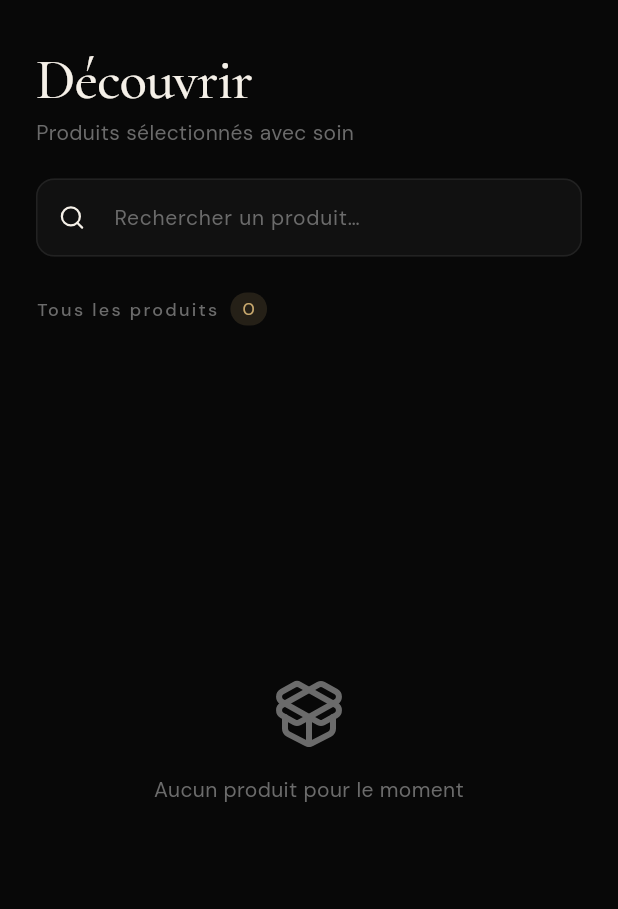
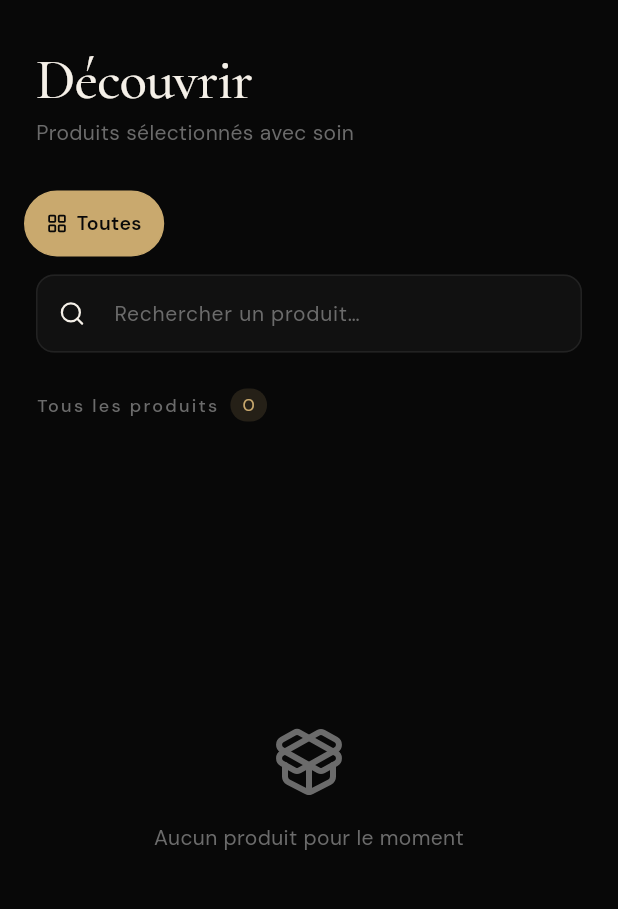
Before and after one commit to tudotuto1/oriva-app-client, a Flutter app: the HomePage screen opened directly, on a phone screen of 412 x 824 dp, the part 96-1005 px from its top. Run offline on Flutter 3.47's test engine with Material 3 defaults, Android fonts, the phone set to English and light mode, and no system bars; our stand-ins replace cached_network_image, carousel_slider, flutter_dotenv, flutter_riverpod, go_router, google_fonts and 2 more; accounts and stored records are empty.

Commit message:
feat(2.7.3): catégories chips + recherche debounced + image zoom
A. Catégories
- Category model + categoriesProvider (FutureProvider sur categories WHERE is_active)
- selectedCategoryIdProvider (StateProvider<String?>)
- CategoryChipsBar horizontal: chip "Toutes" + chips dorés animés
- Mapping iconName → LucideIcons (lucide_icons_flutter, home → house)
- Haptic selectionClick au tap chip

B. Recherche
- searchQueryProvider (StateProvider<String>)
- Timer? _searchDebounce 250ms, cancelé en dispose
- HomePage convertie en ConsumerStatefulWidget pour ref.watch
- Filtre client-side combiné: category_id ET (title|description) contient query
- État vide avec bouton "Effacer les filtres" si query/cat actif

C. Image zoom
- ImageZoomPage: PageView + InteractiveViewer (1.0–4.0) plein écran
- PageController disposé proprement (passé au stateful)
- product_detail PageView: GestureDetector ENGLOBE le Hero existant
  (pas d'imbrication Hero) → tap ouvre zoom plein écran

0 modif DB / RPC / RLS / Edge Functions (RLS public categories suffit).
0 nouveau package externe.
Tous les controllers / Timer disposés.

```diff
--- /dev/null
+++ b/oriva-app-client/lib/features/categories/category_providers.dart
@@ -0,0 +1,17 @@
+import 'package:flutter_riverpod/flutter_riverpod.dart';
+import 'package:supabase_flutter/supabase_flutter.dart';
+import 'category_models.dart';
+
+final categoriesProvider =
+    FutureProvider<List<Category>>((ref) async {
+  final response = await Supabase.instance.client
+      .from('categories')
+      .select('id, slug, name_fr, icon_name, display_order')
+      .eq('is_active', true)
+      .order('display_order', ascending: true);
+  return (response as List)
+      .map((e) => Category.fromJson(e as Map<String, dynamic>))
+      .toList();
+});
+
+final selectedCategoryIdProvider = StateProvider<String?>((_) => null);
--- /dev/null
+++ b/oriva-app-client/lib/features/categories/widgets/category_chips.dart
@@ -0,0 +1,138 @@
+import 'package:flutter/material.dart';
+import 'package:flutter/services.dart';
+import 'package:flutter_riverpod/flutter_riverpod.dart';
+import 'package:lucide_icons_flutter/lucide_icons.dart';
+import '../category_providers.dart';
+
+class CategoryChipsBar extends ConsumerWidget {
+  const CategoryChipsBar({super.key});
+
+  @override
+  Widget build(BuildContext context, WidgetRef ref) {
+    final asyncCats = ref.watch(categoriesProvider);
+    final selectedId = ref.watch(selectedCategoryIdProvider);
+
+    return SizedBox(
+      height: 44,
+      child: asyncCats.when(
+        loading: () => const SizedBox.shrink(),
+        error: (_, __) => const SizedBox.shrink(),
+        data: (cats) {
+          return ListView.separated(
+            scrollDirection: Axis.horizontal,
+            padding: const EdgeInsets.symmetric(horizontal: 16),
+            itemCount: cats.length + 1,
+            separatorBuilder: (_, __) => const SizedBox(width: 8),
+            itemBuilder: (context, i) {
+              if (i == 0) {
+                return _Chip(
+                  label: 'Toutes',
+                  icon: LucideIcons.layoutGrid,
+                  selected: selectedId == null,
+                  onTap: () {
+                    HapticFeedback.selectionClick();
+                    ref.read(selectedCategoryIdProvider.notifier).state = null;
+                  },
+                );
+              }
+              final cat = cats[i - 1];
+              return _Chip(
+                label: cat.nameFr,
+                icon: _iconFor(cat.iconName),
+                selected: selectedId == cat.id,
+                onTap: () {
+                  HapticFeedback.selectionClick();
+                  ref.read(selectedCategoryIdProvider.notifier).state = cat.id;
+                },
+              );
+            },
+          );
+        },
+      ),
+    );
+  }
+
+  IconData _iconFor(String? name) {
+    switch (name) {
+      case 'shirt':
+        return LucideIcons.shirt;
+      case 'sparkles':
+        return LucideIcons.sparkles;
+      case 'home':
+        return LucideIcons.house;
+      case 'cpu':
+        return LucideIcons.cpu;
+      case 'smartphone':
+        return LucideIcons.smartphone;
+      case 'gem':
+        return LucideIcons.gem;
+      case 'shopping-bag':
+        return LucideIcons.shoppingBag;
+      case 'dumbbell':
+        return LucideIcons.dumbbell;
+      case 'baby':
+        return LucideIcons.baby;
+      case 'heart-pulse':
+        return LucideIcons.heartPulse;
+      default:
+        return LucideIcons.tag;
+    }
+  }
+}
+
+class _Chip extends StatelessWidget {
+  const _Chip({
+    required this.label,
+    required this.icon,
+    required this.selected,
+    required this.onTap,
+  });
+
+  final String label;
+  final IconData icon;
+  final bool selected;
+  final VoidCallback onTap;
+
+  @override
+  Widget build(BuildContext context) {
+    const gold = Color(0xFFC9A96E);
+    return GestureDetector(
+      onTap: onTap,
+      child: AnimatedContainer(
+        duration: const Duration(milliseconds: 220),
+        curve: Curves.easeOutCubic,
+        padding: const EdgeInsets.symmetric(horizontal: 14, vertical: 10),
+        decoration: BoxDecoration(
+          color: selected ? gold : const Color(0xFF111111),
+          borderRadius: BorderRadius.circular(22),
+          border: Border.all(
+            color: selected ? gold : const Color(0xFF2A2A2A),
+          ),
+        ),
+        child: Row(
+          mainAxisSize: MainAxisSize.min,
+          children: [
+            Icon(
+              icon,
+              size: 14,
+              color: selected
+                  ? const Color(0xFF080808)
+                  : const Color(0xFFC9A96E),
+            ),
+            const SizedBox(width: 6),
+            Text(
+              label,
+              style: TextStyle(
+                color: selected
+                    ? const Color(0xFF080808)
+                    : const Color(0xFFF5F0E8),
+                fontSize: 13,
+                fontWeight: FontWeight.w600,
+              ),
+            ),
+          ],
+        ),
+      ),
+    );
+  }
+}
--- a/oriva-app-client/lib/features/home/home_page.dart
+++ b/oriva-app-client/lib/features/home/home_page.dart
@@ -1,5 +1,8 @@
+import 'dart:async';
+
 import 'package:flutter/material.dart';
 import 'package:flutter/services.dart';
+import 'package:flutter_riverpod/flutter_riverpod.dart';
 import 'package:go_router/go_router.dart';
 import 'package:lucide_icons_flutter/lucide_icons.dart';
 import 'package:cached_network_image/cached_network_image.dart';
@@ -8,19 +11,22 @@ import 'package:intl/intl.dart';
 
 import '../../core/theme/app_theme.dart';
 import '../../core/supabase/supabase_service.dart';
+import '../categories/category_providers.dart';
+import '../categories/widgets/category_chips.dart';
+import 'search_providers.dart';
 import 'widgets/product_grid_skeleton.dart';
 
-class HomePage extends StatefulWidget {
+class HomePage extends ConsumerStatefulWidget {
   const HomePage({super.key});
 
   @override
-  State<HomePage> createState() => _HomePageState();
+  ConsumerState<HomePage> createState() => _HomePageState();
 }
 
-class _HomePageState extends State<HomePage> {
+class _HomePageState extends ConsumerState<HomePage> {
   final _searchController = TextEditingController();
+  Timer? _searchDebounce;
   List<Map<String, dynamic>> _allProducts = [];
-  List<Map<String, dynamic>> _filteredProducts = [];
   bool _loading = true;
   int _carouselIndex = 0;
 
@@ -28,31 +34,25 @@ class _HomePageState extends State<HomePage> {
   void initState() {
     super.initState();
     _loadProducts();
-    _searchController.addListener(_onSearch);
   }
 
   @override
   void dispose() {
-    _searchController.removeListener(_onSearch);
+    _searchDebounce?.cancel();
     _searchController.dispose();
     super.dispose();
   }
 
-  void _onSearch() {
-    final query = _searchController.text.toLowerCase().trim();
-    setState(() {
-      _filteredProducts = query.isEmpty
-          ? _allProducts
-          : _allProducts
-              .where((p) =>
-                  (p['title'] as String? ?? '')
-                      .toLowerCase()
-                      .contains(query) ||
-                  (p['description'] as String? ?? '')
-                      .toLowerCase()
-                      .contains(query))
-              .toList();
-    });
+  void _onSearchChanged(String value) {
+    _searchDebounce?.cancel();
+    _searchDebounce = Timer(
+      const Duration(milliseconds: 250),
+      () {
+        if (!mounted) return;
+        ref.read(searchQueryProvider.notifier).state = value.trim();
+      },
+    );
+    setState(() {}); // refresh suffix icon visibility
   }
 
   Future<void> _loadProducts() async {
@@ -65,7 +65,6 @@ class _HomePageState extends State<HomePage> {
       final products = List<Map<String, dynamic>>.from(response);
       setState(() {
         _allProducts = products;
-        _filteredProducts = products;
         _loading = false;
       });
     } catch (e) {
@@ -73,12 +72,19 @@ class _HomePageState extends State<HomePage> {
     }
   }
 
+  void _resetFilters() {
+    _searchController.clear();
+    _searchDebounce?.cancel();
+    ref.read(searchQueryProvider.notifier).state = '';
+    ref.read(selectedCategoryIdProvider.notifier).state = null;
+    setState(() {});
+  }
+
   String _formatPrice(num price) {
     final formatter = NumberFormat('#,###', 'fr_FR');
-    return '${formatter.format(price).replaceAll(',', '\u202f')} F CFA';
+    return '${formatter.format(price).replaceAll(',', ' ')} F CFA';
   }
 
-  // Les 5 produits les plus récents avec image pour le carrousel
   List<Map<String, dynamic>> get _carouselProducts {
     return _allProducts
         .where((p) {
@@ -89,8 +95,32 @@ class _HomePageState extends State<HomePage> {
         .toList();
   }
 
+  List<Map<String, dynamic>> _applyFilters({
+    required String query,
+    required String? categoryId,
+  }) {
+    final q = query.toLowerCase();
+    return _allProducts.where((p) {
+      if (categoryId != null) {
+        final pid = p['category_id']?.toString();
+        if (pid != categoryId) return false;
+      }
+      if (q.isNotEmpty) {
+        final title = (p['title'] as String? ?? '').toLowerCase();
+        final desc = (p['description'] as String? ?? '').toLowerCase();
+        if (!title.contains(q) && !desc.contains(q)) return false;
+      }
+      return true;
+    }).toList();
+  }
+
   @override
   Widget build(BuildContext context) {
+    final query = ref.watch(searchQueryProvider);
+    final selectedCatId = ref.watch(selectedCategoryIdProvider);
+    final filtered = _applyFilters(query: query, categoryId: selectedCatId);
+    final hasActiveFilter = query.isNotEmpty || selectedCatId != null;
+
     return Scaffold(
       body: SafeArea(
         child: RefreshIndicator(
@@ -310,12 +340,18 @@ class _HomePageState extends State<HomePage> {
                 ),
               ],
 
+              // ─── Catégories chips
+              const SliverToBoxAdapter(child: SizedBox(height: 8)),
+              const SliverToBoxAdapter(child: CategoryChipsBar()),
+              const SliverToBoxAdapter(child: SizedBox(height: 12)),
+
               // ─── Barre de recherche
               SliverToBoxAdapter(
                 child: Padding(
                   padding: const EdgeInsets.symmetric(horizontal: 24),
                   child: TextField(
                     controller: _searchController,
+                    onChanged: _onSearchChanged,
                     decoration: InputDecoration(
                       hintText: 'Rechercher un produit…',
                       prefixIcon:
@@ -325,6 +361,11 @@ class _HomePageState extends State<HomePage> {
                               icon: const Icon(LucideIcons.x, size: 16),
                               onPressed: () {
                                 _searchController.clear();
+                                _searchDebounce?.cancel();
+                                ref
+                                    .read(searchQueryProvider.notifier)
+                                    .state = '';
+                                setState(() {});
                               },
                             )
                           : null,
@@ -342,9 +383,7 @@ class _HomePageState extends State<HomePage> {
                   child: Row(
                     children: [
                       Text(
-                        _searchController.text.isEmpty
-                            ? 'Tous les produits'
-                            : 'Résultats',
+                        hasActiveFilter ? 'Résultats' : 'Tous les produits',
                         style: OrivaTypography.label(),
                       ),
                       const SizedBox(width: 8),
@@ -358,7 +397,7 @@ class _HomePageState extends State<HomePage> {
                             borderRadius: BorderRadius.circular(12),
                           ),
                           child: Text(
-                            '${_filteredProducts.length}',
+                            '${filtered.length}',
                             style: OrivaTypography.body(
                                 size: 12, color: OrivaColors.gold),
                           ),
@@ -373,9 +412,12 @@ class _HomePageState extends State<HomePage> {
                 const SliverToBoxAdapter(
                   child: ProductGridSkeleton(),
                 )
-              else if (_filteredProducts.isEmpty)
+              else if (filtered.isEmpty)
                 SliverFillRemaining(
+                  hasScrollBody: false,
                   child: Center(
+                    child: Padding(
+                      padding: const EdgeInsets.all(24),
                       child: Column(
                         mainAxisAlignment: MainAxisAlignment.center,
                         children: [
@@ -383,14 +425,28 @@ class _HomePageState extends State<HomePage> {
                               size: 48, color: OrivaColors.muted),
                           const SizedBox(height: 16),
                           Text(
-                          _searchController.text.isEmpty
-                              ? 'Aucun produit pour le moment'
-                              : 'Aucun résultat pour "${_searchController.text}"',
+                            hasActiveFilter
+                                ? 'Aucun produit ne correspond aux filtres'
+                                : 'Aucun produit pour le moment',
                             style: OrivaTypography.body(
                                 color: OrivaColors.muted),
                             textAlign: TextAlign.center,
                           ),
+                          if (hasActiveFilter) ...[
+                            const SizedBox(height: 16),
+                            TextButton.icon(
+                              onPressed: _resetFilters,
+                              icon: const Icon(LucideIcons.x,
+                                  size: 16, color: OrivaColors.gold),
+                              label: Text(
+                                'Effacer les filtres',
+                                style: OrivaTypography.body(
+                                    size: 14, color: OrivaColors.gold),
+                              ),
+                            ),
                           ],
+                        ],
+                      ),
                     ),
                   ),
                 )
@@ -407,10 +463,10 @@ class _HomePageState extends State<HomePage> {
                     ),
                     delegate: SliverChildBuilderDelegate(
                       (context, i) => _ProductCard(
-                        product: _filteredProducts[i],
+                        product: filtered[i],
                         formatPrice: _formatPrice,
                       ),
-                      childCount: _filteredProducts.length,
+                      childCount: filtered.length,
                     ),
                   ),
                 ),
--- /dev/null
+++ b/oriva-app-client/lib/features/home/search_providers.dart
@@ -0,0 +1,3 @@
+import 'package:flutter_riverpod/flutter_riverpod.dart';
+
+final searchQueryProvider = StateProvider<String>((_) => '');
```
Also changed, not shown: oriva-app-client/lib/features/categories/category_models.dart (added, +28 -0 lines), oriva-app-client/lib/features/product/product_detail_page.dart (+22 -8 lines), oriva-app-client/lib/features/product/widgets/image_zoom_page.dart (added, +72 -0 lines). Lines whose indentation alone changed are shown as unchanged.
